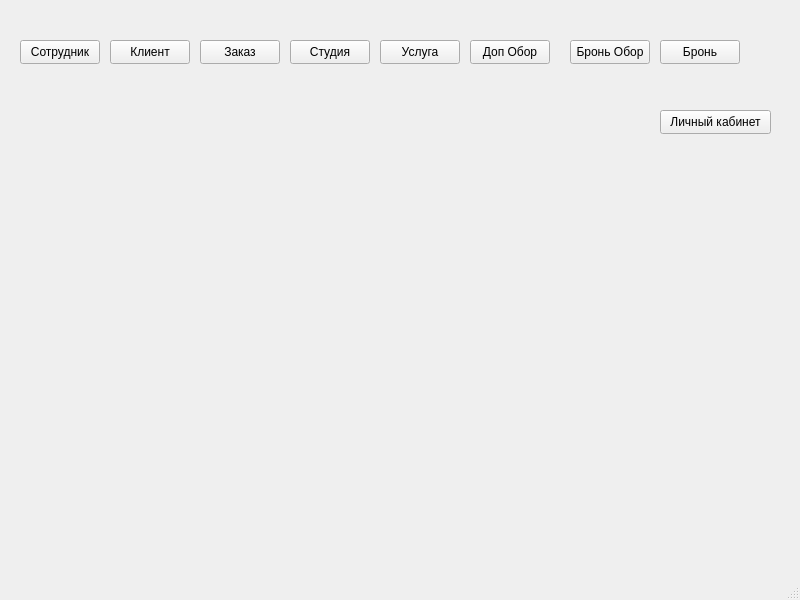
First picture: the form in mainwindow.ui, repository artik0811/ud_kursach, before the edit.
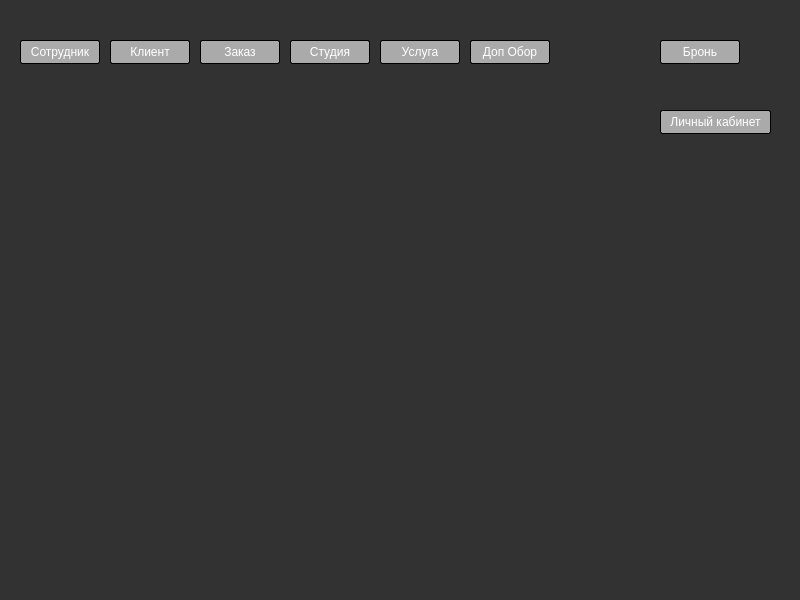
Second picture: the form after the edit.

The edit to the form file:
```diff
--- a/mainwindow.ui
+++ b/mainwindow.ui
@@ -13,6 +13,9 @@
   <property name="windowTitle">
    <string>MainWindow</string>
   </property>
+  <property name="styleSheet">
+   <string notr="true">background-color: rgb(50,50,50)</string>
+  </property>
   <widget class="QWidget" name="centralwidget">
    <widget class="QPushButton" name="pushButton">
     <property name="geometry">
@@ -23,6 +26,19 @@
       <height>24</height>
      </rect>
     </property>
+    <property name="styleSheet">
+     <string notr="true">QPushButton{padding:4px;
+    color: #fff;
+    border-radius: 2px;
+    border: 1px solid #000000;
+    background-color: rgb(170,170,170);
+}
+QPushButton:pressed {
+    color: #111;
+    background: #fff;
+}
+</string>
+    </property>
     <property name="text">
      <string>Сотрудник</string>
     </property>
@@ -36,6 +52,19 @@
       <height>24</height>
      </rect>
     </property>
+    <property name="styleSheet">
+     <string notr="true">QPushButton{padding:4px;
+    color: #fff;
+    border-radius: 2px;
+    border: 1px solid #000000;
+    background-color: rgb(170,170,170);
+}
+QPushButton:pressed {
+    color: #111;
+    background: #fff;
+}
+</string>
+    </property>
     <property name="text">
      <string>Клиент</string>
     </property>
@@ -49,6 +78,19 @@
       <height>24</height>
      </rect>
     </property>
+    <property name="styleSheet">
+     <string notr="true">QPushButton{padding:4px;
+    color: #fff;
+    border-radius: 2px;
+    border: 1px solid #000000;
+    background-color: rgb(170,170,170);
+}
+QPushButton:pressed {
+    color: #111;
+    background: #fff;
+}
+</string>
+    </property>
     <property name="text">
      <string>Заказ</string>
     </property>
@@ -62,6 +104,19 @@
       <height>24</height>
      </rect>
     </property>
+    <property name="styleSheet">
+     <string notr="true">QPushButton{padding:4px;
+    color: #fff;
+    border-radius: 2px;
+    border: 1px solid #000000;
+    background-color: rgb(170,170,170);
+}
+QPushButton:pressed {
+    color: #111;
+    background: #fff;
+}
+</string>
+    </property>
     <property name="text">
      <string>Услуга</string>
     </property>
@@ -75,6 +130,19 @@
       <height>24</height>
      </rect>
     </property>
+    <property name="styleSheet">
+     <string notr="true">QPushButton{padding:4px;
+    color: #fff;
+    border-radius: 2px;
+    border: 1px solid #000000;
+    background-color: rgb(170,170,170);
+}
+QPushButton:pressed {
+    color: #111;
+    background: #fff;
+}
+</string>
+    </property>
     <property name="text">
      <string>Студия</string>
     </property>
@@ -88,23 +156,23 @@
       <height>24</height>
      </rect>
     </property>
+    <property name="styleSheet">
+     <string notr="true">QPushButton{padding:4px;
+    color: #fff;
+    border-radius: 2px;
+    border: 1px solid #000000;
+    background-color: rgb(170,170,170);
+}
+QPushButton:pressed {
+    color: #111;
+    background: #fff;
+}
+</string>
+    </property>
     <property name="text">
      <string>Доп Обор</string>
     </property>
    </widget>
-   <widget class="QPushButton" name="pushButton_7">
-    <property name="geometry">
-     <rect>
-      <x>570</x>
-      <y>40</y>
-      <width>80</width>
-      <height>24</height>
-     </rect>
-    </property>
-    <property name="text">
-     <string>Бронь Обор</string>
-    </property>
-   </widget>
    <widget class="QPushButton" name="pushButton_8">
     <property name="geometry">
      <rect>
@@ -114,6 +182,19 @@
       <height>24</height>
      </rect>
     </property>
+    <property name="styleSheet">
+     <string notr="true">QPushButton{padding:4px;
+    color: #fff;
+    border-radius: 2px;
+    border: 1px solid #000000;
+    background-color: rgb(170,170,170);
+}
+QPushButton:pressed {
+    color: #111;
+    background: #fff;
+}
+</string>
+    </property>
     <property name="text">
      <string>Бронь</string>
     </property>
@@ -127,6 +208,19 @@
       <height>24</height>
      </rect>
     </property>
+    <property name="styleSheet">
+     <string notr="true">QPushButton{padding:4px;
+    color: #fff;
+    border-radius: 2px;
+    border: 1px solid #000000;
+    background-color: rgb(170,170,170);
+}
+QPushButton:pressed {
+    color: #111;
+    background: #fff;
+}
+</string>
+    </property>
     <property name="text">
      <string>Личный кабинет</string>
     </property>
```
